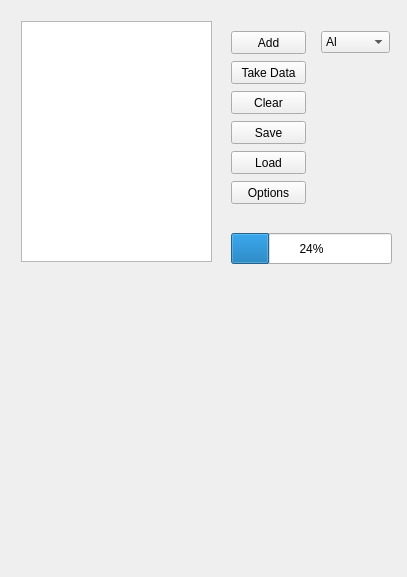
Before: the Qt Designer form SpidrMpx3Eq/qcstmBHWindow.ui in navrit/dexter, drawn with Qt 5.
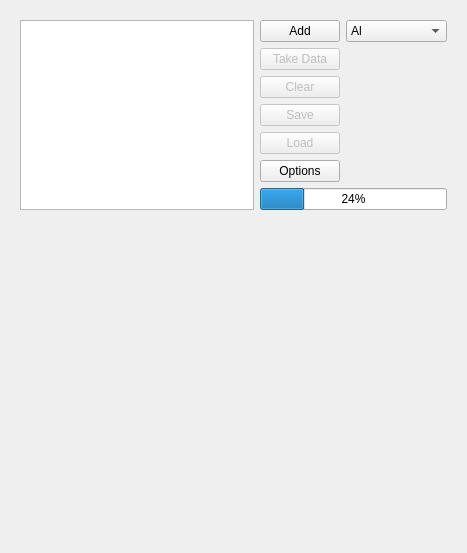
After: the same form once the commit is applied.

Commit message: Added functionality to buttons

Diff of the .ui file:
```diff
--- a/SpidrMpx3Eq/qcstmBHWindow.ui
+++ b/SpidrMpx3Eq/qcstmBHWindow.ui
@@ -9,8 +9,8 @@
    <rect>
     <x>0</x>
     <y>0</y>
-    <width>407</width>
-    <height>577</height>
+    <width>467</width>
+    <height>553</height>
    </rect>
   </property>
   <property name="windowTitle">
@@ -18,16 +18,13 @@
   </property>
   <layout class="QVBoxLayout" name="verticalLayout_2">
    <item>
-    <widget class="QWidget" name="background" native="true">
+    <widget class="QWidget" name="widget" native="true">
+     <layout class="QGridLayout" name="gridLayout">
+      <item row="0" column="0" rowspan="7">
+       <widget class="QListWidget" name="list"/>
+      </item>
+      <item row="0" column="1">
      <widget class="QPushButton" name="addButton">
-      <property name="geometry">
-       <rect>
-        <x>220</x>
-        <y>20</y>
-        <width>75</width>
-        <height>23</height>
-       </rect>
-      </property>
       <property name="toolTip">
        <string>&lt;html&gt;&lt;head/&gt;&lt;body&gt;&lt;p&gt;Add .bin file to the correction&lt;/p&gt;&lt;/body&gt;&lt;/html&gt;</string>
       </property>
@@ -35,139 +32,94 @@
        <string>Add</string>
       </property>
      </widget>
-     <widget class="QPushButton" name="clearButton">
-      <property name="geometry">
-       <rect>
-        <x>220</x>
-        <y>80</y>
-        <width>75</width>
-        <height>23</height>
-       </rect>
-      </property>
+      </item>
+      <item row="0" column="2">
+       <widget class="QComboBox" name="comboBox">
+        <item>
+         <property name="text">
+          <string>Al</string>
+         </property>
+        </item>
+        <item>
       <property name="text">
-       <string>Clear</string>
-      </property>
-     </widget>
+          <string>Pb</string>
+         </property>
+        </item>
+        <item>
+         <property name="text">
+          <string>SiO2</string>
+         </property>
+        </item>
+        <item>
+         <property name="text">
+          <string>Au</string>
+         </property>
+        </item>
+        <item>
+         <property name="text">
+          <string>C8H10N4O2</string>
+         </property>
+        </item>
+       </widget>
+      </item>
+      <item row="1" column="1">
      <widget class="QPushButton" name="dataButton">
-      <property name="geometry">
-       <rect>
-        <x>220</x>
-        <y>50</y>
-        <width>75</width>
-        <height>23</height>
-       </rect>
+        <property name="enabled">
+         <bool>false</bool>
       </property>
       <property name="text">
        <string>Take Data</string>
       </property>
      </widget>
+      </item>
+      <item row="2" column="1">
+       <widget class="QPushButton" name="clearButton">
+        <property name="enabled">
+         <bool>false</bool>
+        </property>
+        <property name="text">
+         <string>Clear</string>
+        </property>
+       </widget>
+      </item>
+      <item row="3" column="1">
+       <widget class="QPushButton" name="saveButton">
+        <property name="enabled">
+         <bool>false</bool>
+        </property>
+        <property name="text">
+         <string>Save</string>
+        </property>
+       </widget>
+      </item>
+      <item row="4" column="1">
+       <widget class="QPushButton" name="loadButton">
+        <property name="enabled">
+         <bool>false</bool>
+        </property>
+        <property name="text">
+         <string>Load</string>
+        </property>
+       </widget>
+      </item>
+      <item row="5" column="1">
      <widget class="QPushButton" name="optionsButton">
-      <property name="geometry">
-       <rect>
-        <x>220</x>
-        <y>170</y>
-        <width>75</width>
-        <height>23</height>
-       </rect>
-      </property>
       <property name="text">
        <string>Options</string>
       </property>
      </widget>
+      </item>
+      <item row="6" column="1" colspan="2">
      <widget class="QProgressBar" name="progressBar">
-      <property name="geometry">
-       <rect>
-        <x>220</x>
-        <y>222</y>
-        <width>161</width>
-        <height>31</height>
-       </rect>
-      </property>
       <property name="value">
        <number>24</number>
       </property>
      </widget>
-     <widget class="QPushButton" name="loadButton">
-      <property name="geometry">
-       <rect>
-        <x>220</x>
-        <y>140</y>
-        <width>75</width>
-        <height>23</height>
-       </rect>
-      </property>
-      <property name="text">
-       <string>Load</string>
-      </property>
-     </widget>
-     <widget class="QPushButton" name="saveButton">
-      <property name="geometry">
-       <rect>
-        <x>220</x>
-        <y>110</y>
-        <width>75</width>
-        <height>23</height>
-       </rect>
-      </property>
-      <property name="text">
-       <string>Save</string>
-      </property>
-     </widget>
-     <widget class="QListWidget" name="list">
-      <property name="geometry">
-       <rect>
-        <x>10</x>
-        <y>10</y>
-        <width>191</width>
-        <height>241</height>
-       </rect>
-      </property>
-     </widget>
-     <widget class="QWidget" name="widget" native="true">
-      <property name="geometry">
-       <rect>
-        <x>9</x>
-        <y>269</y>
-        <width>371</width>
-        <height>281</height>
-       </rect>
-      </property>
-     </widget>
-     <widget class="QComboBox" name="comboBox">
-      <property name="geometry">
-       <rect>
-        <x>310</x>
-        <y>20</y>
-        <width>69</width>
-        <height>22</height>
-       </rect>
-      </property>
-      <item>
-       <property name="text">
-        <string>Al</string>
-       </property>
       </item>
-      <item>
-       <property name="text">
-        <string>Pb</string>
-       </property>
+      <item row="7" column="0" colspan="3">
+       <widget class="QWidget" name="widget_2" native="true"/>
       </item>
-      <item>
-       <property name="text">
-        <string>SiO2</string>
-       </property>
-      </item>
-      <item>
-       <property name="text">
-        <string>Au</string>
-       </property>
-      </item>
-      <item>
-       <property name="text">
-        <string>C8H10N4O2</string>
-       </property>
-      </item>
-     </widget>
+     </layout>
     </widget>
    </item>
   </layout>
```
Left out of the diff: 2 changed lines with no effect on the pictures. Lines whose indentation alone changed are shown as unchanged. The commit also changes 4 other files.
